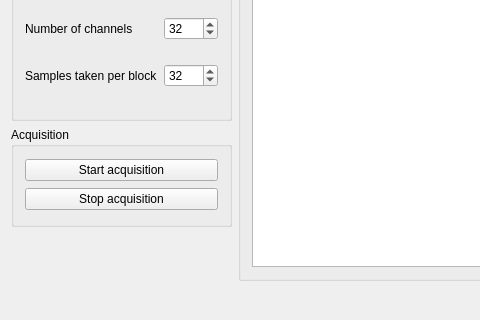
Qt form applications/mne_x/plugins/tmsi/FormFiles/tmsisetup.ui (mne-tools/mne-cpp) before a commit; both pictures show x 0 to 480 and y 130 to 450 of the 600 by 450 pixel window.
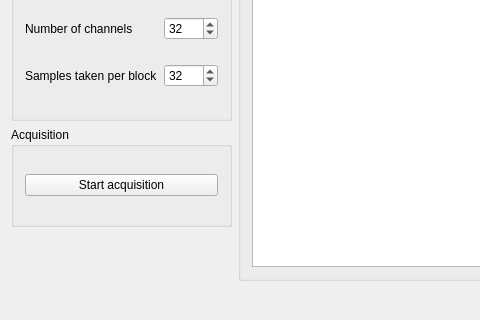
The same form after that commit.

Commit message: - Deleted the fieldtrip cpp's and headers - Proceeded with the implementation own driver class with the help of fieldtrip and openvibe - most changes done in the initDevice() function -> almost done - next step will be the implementation of the getSampleData() function

```diff
--- a/applications/mne_x/plugins/tmsi/FormFiles/tmsisetup.ui
+++ b/applications/mne_x/plugins/tmsi/FormFiles/tmsisetup.ui
@@ -175,13 +175,6 @@
           </property>
          </widget>
         </item>
-        <item row="1" column="0">
-         <widget class="QPushButton" name="m_pushButton_StopAcquisition">
-          <property name="text">
-           <string>Stop acquisition</string>
-          </property>
-         </widget>
-        </item>
        </layout>
       </widget>
      </item>
```
Left out of the diff: 2 changed lines with no effect on the pictures. The commit also changes 9 other files.
